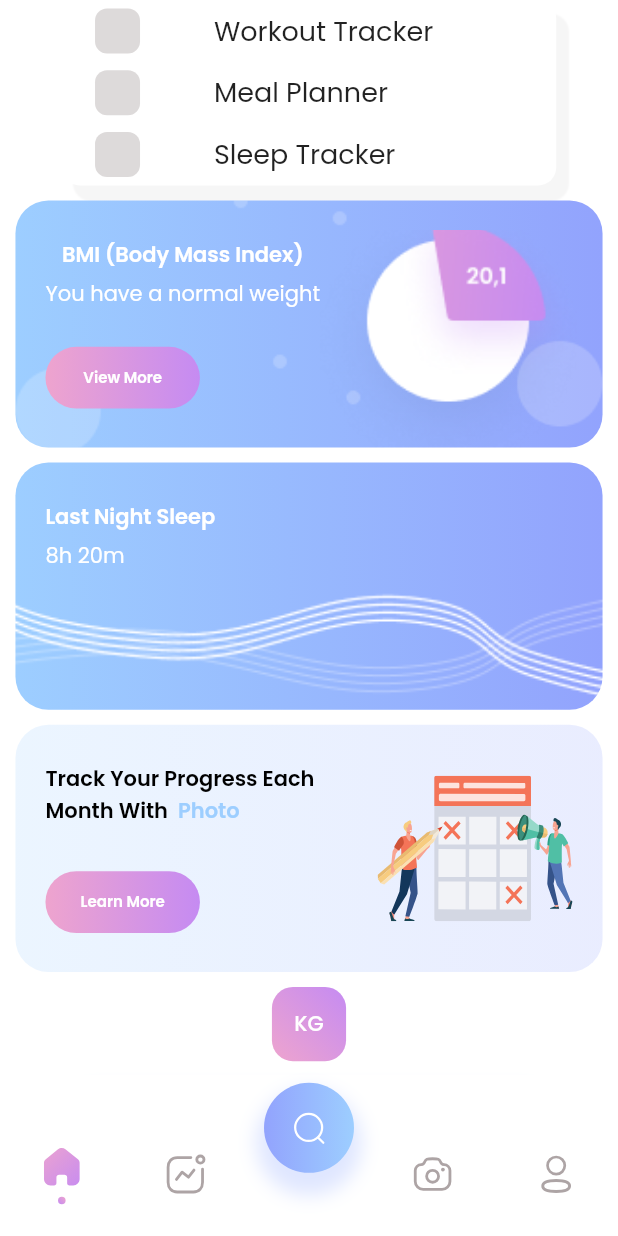
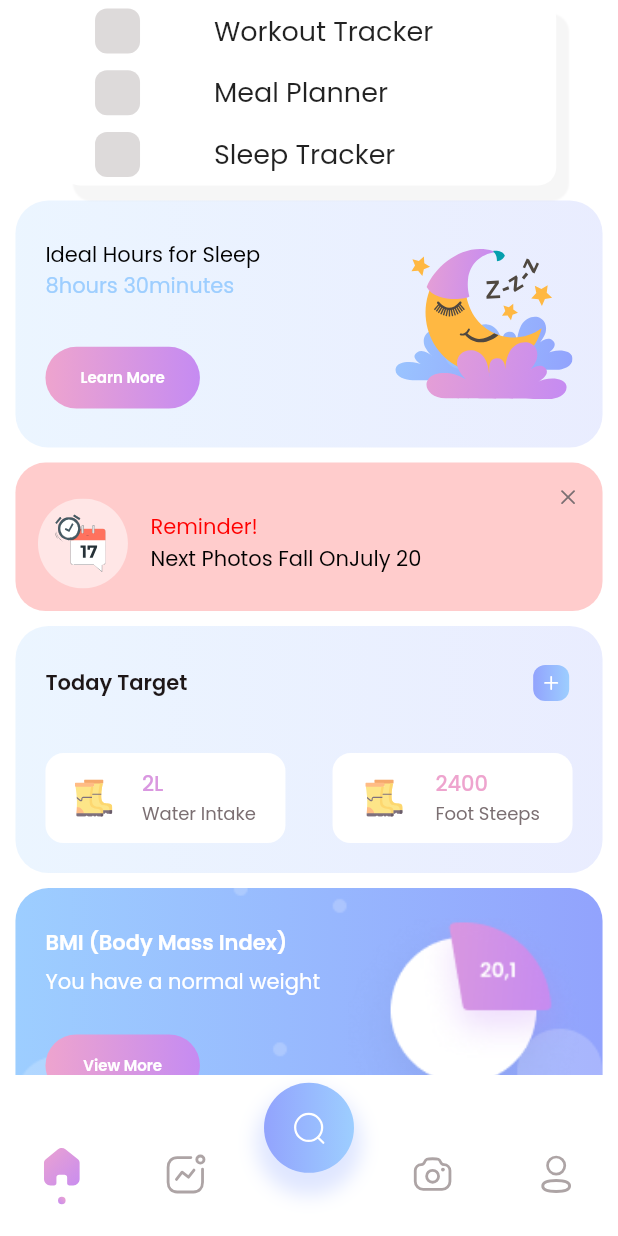
Before and after one commit to 12ajayvishwa/fitness_app_ui, a Flutter app: the screen it shows after launch, on a phone screen of 412 x 824 dp. Run offline on Flutter 3.47's test engine with Material 2 defaults, Android fonts, the phone set to English and light mode, and no system bars; our stand-ins replace flutter_svg.

Commit message:
added Banners

```diff
--- a/lib/home.dart
+++ b/lib/home.dart
@@ -2,7 +2,9 @@ import 'package:fitness_ui/utils/buttons/secondary_button.dart';
 import 'package:fitness_ui/utils/colors.dart';
 import 'package:fitness_ui/utils/text_style.dart';
 import 'package:fitness_ui/widgets/banner_components/home_banner.dart';
+import 'package:fitness_ui/widgets/banner_components/photos_reminder_banner.dart';
 import 'package:fitness_ui/widgets/banner_components/progress_photo_banner.dart';
+import 'package:fitness_ui/widgets/banner_components/sleep_schedule_banner.dart';
 import 'package:fitness_ui/widgets/custom_nav_bar.dart';
 import 'package:fitness_ui/widgets/custom_text_input_field.dart';
 import 'package:fitness_ui/widgets/lable_button.dart';
@@ -14,6 +16,7 @@ import 'utils/buttons/add_camera_button.dart';
 import 'utils/buttons/auth_button.dart';
 import 'utils/buttons/onboarding_button.dart';
 import 'widgets/banner_components/sleep_banner.dart';
+import 'widgets/banner_components/today_target_banner.dart';
 
 class Home extends StatefulWidget {
   const Home({Key? key}) : super(key: key);
@@ -85,6 +88,18 @@ class _HomeState extends State<Home> {
             const SizedBox(
               height: 10,
             ),
+            SleepScheduleBanner(size:size),
+            const SizedBox(
+              height: 10,
+            ),
+            PhotoRemiderBanner(size:size,date: "July 20",),
+            const SizedBox(
+              height: 10,
+            ),
+            TodayTargetBanner(size:size),
+            const SizedBox(
+              height: 10,
+            ),
             HomeBanner(size: size),
             const SizedBox(
               height: 10,
@@ -97,6 +112,7 @@ class _HomeState extends State<Home> {
             const SizedBox(
               height: 10,
             ),
+
             const LableButton(
               text: "KG",
             ),
--- a/lib/widgets/banner_components/home_banner.dart
+++ b/lib/widgets/banner_components/home_banner.dart
@@ -26,7 +26,7 @@ final VoidCallback? onTap;
             top: 26,
             left: 20,
             child: Column(
-              crossAxisAlignment: CrossAxisAlignment.center,
+              crossAxisAlignment: CrossAxisAlignment.start,
               children: [
                 Text("BMI (Body Mass Index)",style: kMediumTextSemiBold,),
                 const SizedBox(height: 5,),
@@ -39,7 +39,7 @@ final VoidCallback? onTap;
               bottom: 0,
               child: Container(
                 height: size.height*0.6,
-                width: size.width*0.5,
+                width: size.width*0.45,
                 decoration: const BoxDecoration(
                   image: DecorationImage(image: AssetImage("assets/images/Banner-Pie.png",),fit: BoxFit.cover)
                 ),
--- /dev/null
+++ b/lib/widgets/banner_components/photos_reminder_banner.dart
@@ -0,0 +1,48 @@
+import 'package:fitness_ui/utils/text_style.dart';
+import 'package:flutter/cupertino.dart';
+import 'package:flutter/material.dart';
+import 'package:flutter/src/foundation/key.dart';
+import 'package:flutter/src/widgets/framework.dart';
+import 'package:flutter_svg/flutter_svg.dart';
+
+class PhotoRemiderBanner extends StatelessWidget {
+  final Size size;
+  final String? date;
+  final VoidCallback? close;
+  const PhotoRemiderBanner({Key? key, this.date, required this.size, this.close}) : super(key: key);
+
+  @override
+  Widget build(BuildContext context) {
+    return Container(
+       height: size.height*0.12,
+      width: size.width*0.95,
+      decoration: BoxDecoration(
+        color: const Color(0xFFFF0000).withOpacity(0.2),
+        borderRadius: BorderRadius.circular(20),
+      ),
+      child: Stack(children: [
+        Positioned(
+          top: 15,
+          right: 15,
+          child: SvgPicture.asset("assets/images/x-icon.svg",height: 16,width: 16,)),
+        Positioned(
+          left: 15,
+          bottom: 15,
+          child: Row(
+
+            children: [
+              SvgPicture.asset("assets/images/Group 10191.svg"),
+              const SizedBox(width: 15,),
+              Column(
+                crossAxisAlignment: CrossAxisAlignment.start,
+                children: [
+                  Text("Reminder!",style: kSmallTextRegular(const Color(0xFFFF0000)),),
+                  Text("Next Photos Fall On${date!}",style: kSmallTextRegular(Colors.black),)
+                ],
+              )
+            ],
+          ))
+      ]),
+    );
+  }
+}
--- /dev/null
+++ b/lib/widgets/banner_components/sleep_schedule_banner.dart
@@ -0,0 +1,56 @@
+import 'package:flutter/material.dart';
+import 'package:flutter/src/foundation/key.dart';
+import 'package:flutter/src/widgets/framework.dart';
+import 'package:flutter_svg/svg.dart';
+
+import '../../utils/buttons/secondary_button.dart';
+import '../../utils/colors.dart';
+import '../../utils/text_style.dart';
+
+class SleepScheduleBanner extends StatelessWidget {
+  final Size size;
+final String? title;
+final String? subTitle;
+final VoidCallback? onTap;
+  const SleepScheduleBanner({Key? key, required this.size, this.title, this.subTitle, this.onTap}) : super(key: key);
+
+  @override
+  Widget build(BuildContext context) {
+     final Shader linearGradient = LinearGradient(
+  colors: <Color>[
+    kBrandColor1, kBrandColor1],
+).createShader(Rect.fromLTWH(0.0, 0.0, 200.0, 70.0));
+    return Container(
+      height: size.height*0.20,
+      width: size.width*0.95,
+      decoration: BoxDecoration(
+
+        borderRadius: BorderRadius.circular(22),
+        gradient: LinearGradient(colors: [kBrandColor1.withOpacity(0.2),kBrandColor2.withOpacity(0.2)]),),
+
+      child: Stack(
+        alignment: Alignment.center,
+        children: [
+          Positioned(
+            top: 26,
+            left: 20,
+            child: Column(
+              crossAxisAlignment: CrossAxisAlignment.start,
+              children: [
+                Text("Ideal Hours for Sleep",style: kSmallTextRegular(Colors.black),),
+                Text("8hours 30minutes",style: TextStyle(fontFamily: "Poppins",fontSize: smallTextSize,foreground: Paint()..shader = linearGradient)),
+              ],
+            ),),
+            Positioned(
+              top: 20,
+              right: 20,
+              bottom: 20,
+              child: SvgPicture.asset("assets/images/Vector1.svg")),
+              Positioned(
+                bottom: 26,
+                left: 20,
+                child: SecondaryButton(size: size, text: "Learn More", onTap: (){print("hi");}))
+      ]),
+    );
+  }
+}
--- /dev/null
+++ b/lib/widgets/banner_components/today_target_banner.dart
@@ -0,0 +1,128 @@
+import 'package:flutter/material.dart';
+import 'package:flutter_svg/flutter_svg.dart';
+
+import '../../utils/colors.dart';
+import '../../utils/text_style.dart';
+
+class TodayTargetBanner extends StatelessWidget {
+  final Size size;
+  final VoidCallback? addButton;
+  final String? waterIntake;
+  final String? footSteps;
+  const TodayTargetBanner(
+      {Key? key,
+      required this.size,
+      this.addButton,
+      this.waterIntake,
+      this.footSteps})
+      : super(key: key);
+
+  @override
+  Widget build(BuildContext context) {
+    return Container(
+      height: size.height * 0.20,
+      width: size.width * 0.95,
+      decoration: BoxDecoration(
+        borderRadius: BorderRadius.circular(22),
+        gradient: LinearGradient(colors: [
+          kBrandColor1.withOpacity(0.2),
+          kBrandColor2.withOpacity(0.2)
+        ]),
+      ),
+      child: Stack(alignment: Alignment.center, children: [
+        Positioned(
+            top: 26,
+            left: 20,
+            child: AddButton(size: size)),
+        const Positioned(
+          bottom: 20,
+          right: 20,
+          child: TargetCard(path: "assets/images/boots 1.svg",title: "Foot Steeps",waterIntake: "2400",)),
+        const Positioned(
+          bottom: 20,
+          left: 20,
+          child: TargetCard(path: "assets/images/boots 1.svg",title: "Water Intake",waterIntake: "2L",))
+      ])
+    );
+  }
+}
+
+class TargetCard extends StatelessWidget {
+  final String path;
+  final String? waterIntake;
+  final String? footSteps;
+  final String title;
+  const TargetCard({Key? key, this.waterIntake, this.footSteps, required this.title, required this.path,}) : super(key: key);
+
+  @override
+  Widget build(BuildContext context) {
+    final Shader linearGradient = LinearGradient(
+  colors: <Color>[kSecondryColor1, kSecondryColor2],
+).createShader(Rect.fromLTWH(0.0, 0.0, 200.0, 70.0));
+    return Container(
+      height: 60,
+      width: 160,
+      decoration: BoxDecoration(
+        color: const Color(0xFFFFFFFF),
+        borderRadius: BorderRadius.circular(12)
+      ),
+      child: Row(
+        mainAxisAlignment: MainAxisAlignment.spaceEvenly,
+        crossAxisAlignment: CrossAxisAlignment.center,
+        children: [
+          SizedBox(
+            height: 34,
+            width: 25,
+            child: SvgPicture.asset(path),
+            ),
+          Column(
+            crossAxisAlignment: CrossAxisAlignment.start,
+            mainAxisAlignment: MainAxisAlignment.center,
+            children: [
+              Text(waterIntake!,style: TextStyle(fontFamily: "Poppins",fontSize: 14,fontWeight: FontWeight.w500,foreground: Paint()..shader = linearGradient)),
+              Text(title,style: TextStyle(fontFamily: "Poppins",fontSize: 12,color: Color(0xFF7B6F72),fontWeight: FontWeight.w400),)
+            ],
+          )
+        ],
+      ),
+    );
+  }
+}
+
+class AddButton extends StatelessWidget {
+  const AddButton({
+    Key? key,
+    required this.size,
+  }) : super(key: key);
+
+  final Size size;
+
+  @override
+  Widget build(BuildContext context) {
+    return SizedBox(
+      width: size.width/1.18,
+      child: Row(
+        mainAxisAlignment: MainAxisAlignment.spaceBetween,
+        children: [
+          Text(
+            "Today Target",
+            style: kSmallTextSemiBold(const Color(0xFF1D1617)),
+          ),
+          Container(
+            height: 24,
+            width: 24,
+            decoration: BoxDecoration(
+                borderRadius: BorderRadius.circular(8),
+                gradient: const LinearGradient(
+                    begin: Alignment.centerRight,
+                    end: Alignment.centerLeft,
+                    colors: [kBrandColor1, kBrandColor2])),
+            child: Center(
+              child: SvgPicture.asset("assets/icons/light/plus 1.svg"),
+            ),
+          )
+        ],
+      ),
+    );
+  }
+}
```
Also changed, not shown: assets/icons/light/plus 1.svg (added), assets/images/Group 10191.svg (added), assets/images/Vector1.svg (added), assets/images/boots 1.svg (added), assets/images/water.png (added), assets/images/x-icon.svg (added).
